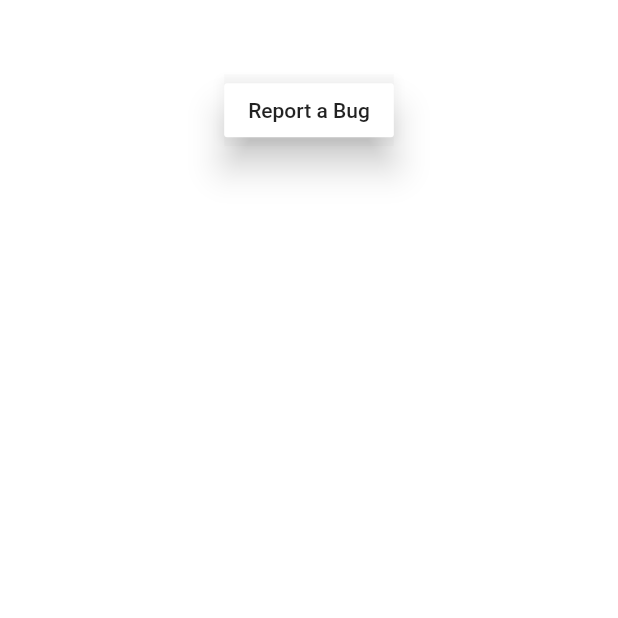
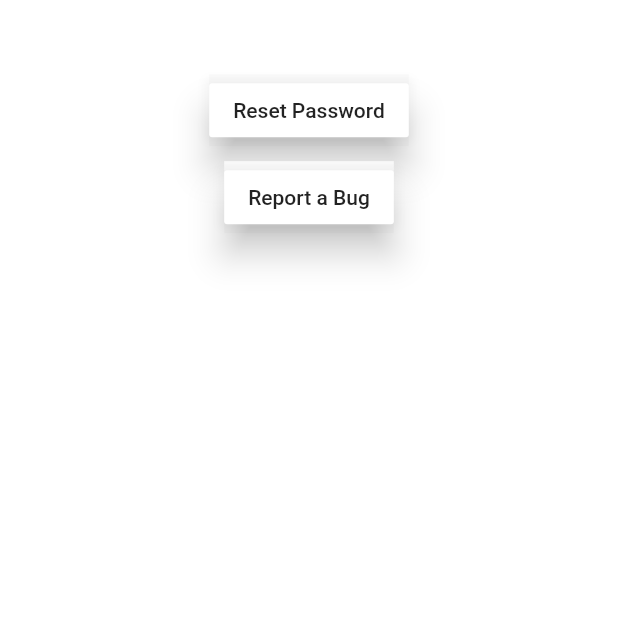
Before and after one commit to Dbono-dev/SicklesNHS, a Flutter app: the SettingsPage screen opened directly, on a phone screen of 412 x 824 dp, the top half of it. Run offline on Flutter 3.47's test engine with Material 2 defaults, Android fonts, the phone set to English and light mode, and no system bars; our stand-ins replace cloud_firestore, date_format, firebase_auth, firebase_messaging, firebase_storage, image_picker and 5 more; missing offline and left inert: dart:ffi, flutter_rounded_date_picker, qrscan; accounts and stored records are empty.

Commit message:
Another commit

```diff
--- a/lib/memberSide/settings_page.dart
+++ b/lib/memberSide/settings_page.dart
@@ -2,6 +2,7 @@ import 'package:flutter/material.dart';
 import 'package:sickles_nhs_app/adminSide/view_students.dart';
 import 'package:sickles_nhs_app/backend/size_config.dart';
 import 'package:sickles_nhs_app/backend/database.dart';
+import 'package:sickles_nhs_app/login_screen.dart';
 
 class SettingsPage extends StatelessWidget {
   @override
@@ -12,7 +13,7 @@ class SettingsPage extends StatelessWidget {
         children: <Widget> [
           TopHalfViewStudentsPage(),
           Padding(padding: EdgeInsets.all(SizeConfig.blockSizeVertical * 3)),
-          SettingsPageBody()
+          Expanded(child: SettingsPageBody())
         ]
       ),
     );
@@ -26,7 +27,20 @@ class SettingsPageBody extends StatelessWidget {
   @override
   Widget build(BuildContext context) {
     return Container(
-      child: Material(
+      child: Column(
+        children: <Widget>[
+          Material(
+            child: RaisedButton(
+              color: Colors.white,
+              elevation: 10,
+              onPressed: () {
+                resetPassword(context);
+              },
+              child: Text("Reset Password"),
+            ),
+          ),
+          Padding(padding: EdgeInsets.all(5)),
+          Material(
             child: RaisedButton(
               color: Colors.white,
               elevation: 10,
@@ -95,6 +109,8 @@ class SettingsPageBody extends StatelessWidget {
               child: Text("Report a Bug")
             )
           ),
+        ],
+      ),
     );
   }
 
```
Also changed, not shown: lib/login_screen.dart (+49 -42 lines), lib/memberSide/leaderboard.dart (+4 -6 lines), lib/memberSide/notification_system.dart (+8 -3 lines). Lines whose indentation alone changed are shown as unchanged.
